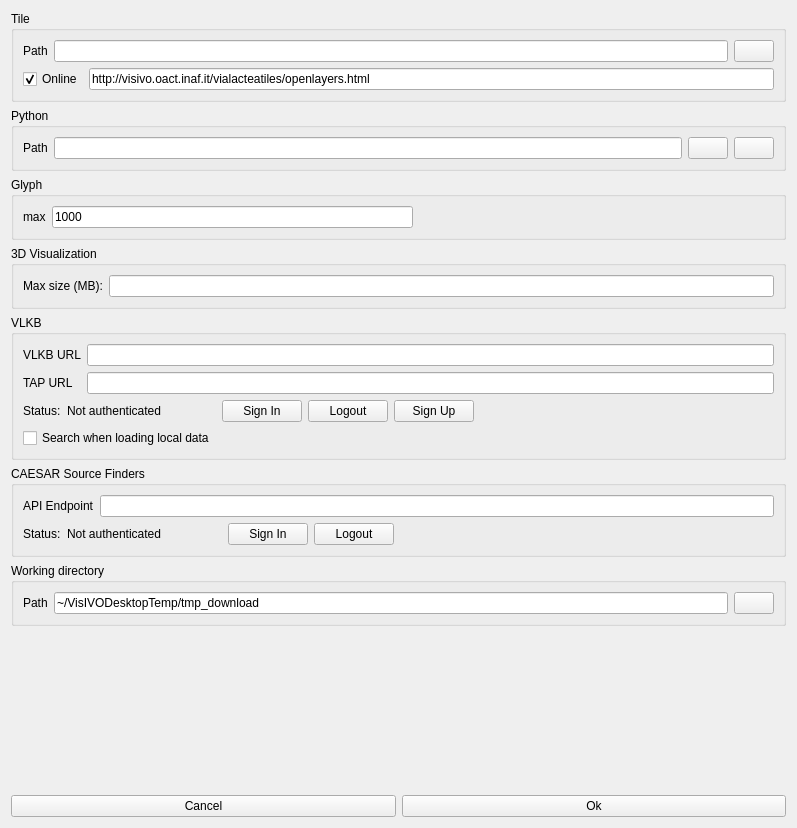
Before: the Qt Designer form Code/ui/settingform.ui in VisIVOLab/ViaLacteaVisualAnalytics, drawn with Qt 5.
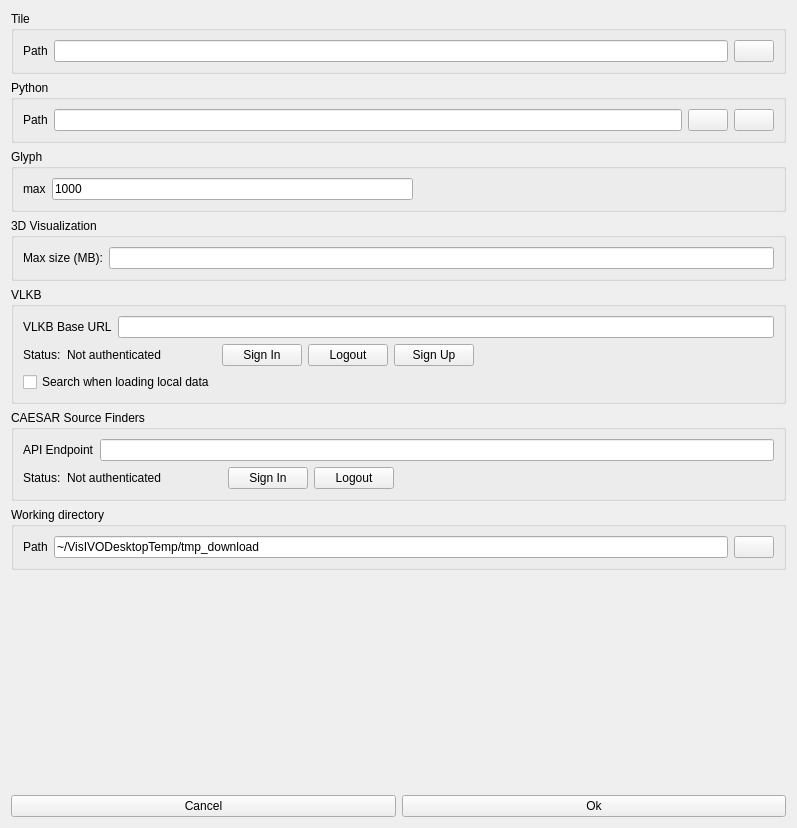
After: the same form once the commit is applied. Icons and pictures are not drawn.

Commit message: Using VLKB prod endpoints

The edit to the form file:
```diff
--- a/Code/ui/settingform.ui
+++ b/Code/ui/settingform.ui
@@ -48,27 +48,6 @@
         </item>
        </layout>
       </item>
-      <item>
-       <layout class="QHBoxLayout" name="horizontalLayout_3">
-        <item>
-         <widget class="QCheckBox" name="checkBox">
-          <property name="text">
-           <string>Online</string>
-          </property>
-          <property name="checked">
-           <bool>true</bool>
-          </property>
-         </widget>
-        </item>
-        <item>
-         <widget class="QLineEdit" name="urlLineEdit">
-          <property name="text">
-           <string>http://visivo.oact.inaf.it/vialacteatiles/openlayers.html</string>
-          </property>
-         </widget>
-        </item>
-       </layout>
-      </item>
      </layout>
     </widget>
    </item>
@@ -157,10 +136,8 @@
      <property name="title">
       <string>3D Visualization</string>
      </property>
-     <layout class="QVBoxLayout" name="verticalLayout_5">
+     <layout class="QHBoxLayout" name="horizontalLayout_6">
       <item>
-       <layout class="QGridLayout" name="gridLayout">
-        <item row="0" column="0">
          <widget class="QLabel" name="label_8">
           <property name="text">
            <string>Max size (MB):</string>
@@ -170,7 +147,7 @@
           </property>
          </widget>
         </item>
-        <item row="0" column="1">
+      <item>
          <widget class="QLineEdit" name="textDownscaleSize">
           <property name="toolTip">
            <string>Set 0 to not downscale the cube</string>
@@ -178,8 +155,6 @@
          </widget>
         </item>
        </layout>
-      </item>
-     </layout>
     </widget>
    </item>
    <item>
@@ -189,21 +164,18 @@
      </property>
      <layout class="QVBoxLayout" name="verticalLayout_3">
       <item>
-       <layout class="QFormLayout" name="formLayout">
-        <property name="fieldGrowthPolicy">
-         <enum>QFormLayout::ExpandingFieldsGrow</enum>
-        </property>
-        <item row="0" column="0">
+       <layout class="QHBoxLayout" name="horizontalLayout_10">
+        <item>
          <widget class="QLabel" name="label_5">
           <property name="text">
-           <string>VLKB URL</string>
+           <string>VLKB Base URL</string>
           </property>
           <property name="buddy">
            <cstring>vlkbUrl_lineEdit</cstring>
           </property>
          </widget>
         </item>
-        <item row="0" column="1">
+        <item>
          <widget class="QLineEdit" name="vlkbUrl_lineEdit">
           <property name="sizePolicy">
            <sizepolicy hsizetype="Expanding" vsizetype="Fixed">
@@ -216,23 +188,6 @@
           </property>
          </widget>
         </item>
-        <item row="1" column="0">
-         <widget class="QLabel" name="label_6">
-          <property name="text">
-           <string>TAP URL</string>
-          </property>
-          <property name="buddy">
-           <cstring>tapUrl_lineEdit</cstring>
-          </property>
-         </widget>
-        </item>
-        <item row="1" column="1">
-         <widget class="QLineEdit" name="tapUrl_lineEdit">
-          <property name="readOnly">
-           <bool>false</bool>
-          </property>
-         </widget>
-        </item>
        </layout>
       </item>
       <item>
```
Left out of the diff: 3 changed lines with no effect on the pictures. Lines whose indentation alone changed are shown as unchanged. The commit also changes 14 other files.
